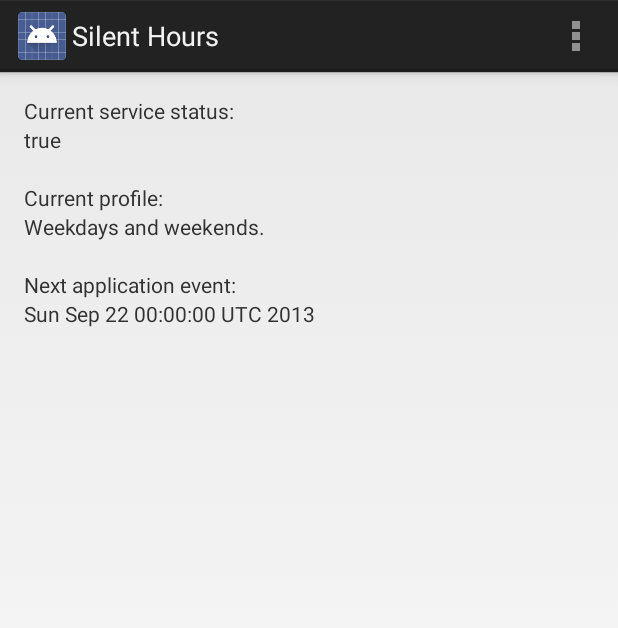
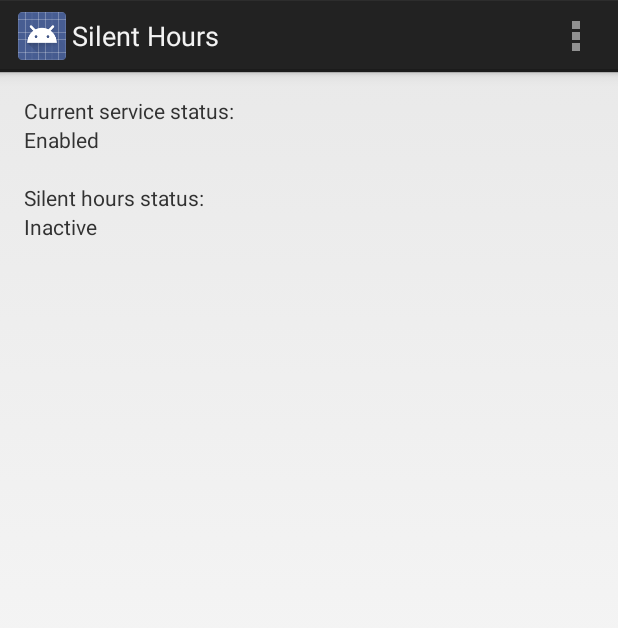
Before and after one commit to josteink/silenthours, an Android app: the screen it shows after launch (MainActivity), on a phone screen of 412 x 824 dp. Shown: the top 628 px of the screen. Run offline under Robolectric (Android 15) with nearby library versions, the phone set to English and light mode, and no system bars.

Commit message:
Fix UI errors. Correctly determine SilentHours status.

```diff
--- a/SilentHours/src/main/java/net/kjonigsen/silenthours/ApplicationStatus.java
+++ b/SilentHours/src/main/java/net/kjonigsen/silenthours/ApplicationStatus.java
@@ -8,21 +8,5 @@ import java.util.Date;
 public class ApplicationStatus {
 
     public boolean ServiceEnabled;
-    public int CurrentProfile;
-    public Date NextApplicationEvent;
-
-    public String getCurrentProfileName()
-    {
-        switch (CurrentProfile)
-        {
-            case ApplicationPreferences.OM_AllDaysWeekdays:
-                return "All days weekdays.";
-
-            case ApplicationPreferences.OM_AllDaysWeekends:
-                return "All days weekends.";
-
-            default:
-                return "Weekdays and weekends.";
-        }
-    }
+    public boolean SilentHoursEnabled;
 }
--- a/SilentHours/src/main/java/net/kjonigsen/silenthours/ApplicationStatusProvider.java
+++ b/SilentHours/src/main/java/net/kjonigsen/silenthours/ApplicationStatusProvider.java
@@ -19,65 +19,39 @@ public class ApplicationStatusProvider {
     {
         ApplicationPreferences prefs = ApplicationPreferencesProvider.getPreferencesFor(context);
 
-        Date nextDate = getNextApplicationEventDateFor(prefs);
+        boolean silentHoursEnabled = getEnabledStateFor(prefs);
 
         ApplicationStatus result = new ApplicationStatus();
         result.ServiceEnabled = prefs.ServiceEnabled;
-        result.NextApplicationEvent = nextDate;
+        result.SilentHoursEnabled = silentHoursEnabled;
 
         return result;
     }
 
-    private static Date getNextApplicationEventDateFor(ApplicationPreferences prefs)
+    private static boolean getEnabledStateFor(ApplicationPreferences prefs)
     {
         switch (prefs.OperationMode)
         {
             case ApplicationPreferences.OM_AllDaysWeekdays:
-                return getNextApplicationEventDateForWeekday(prefs);
+                return getEnabledStateForWeekday(prefs);
 
             case ApplicationPreferences.OM_AllDaysWeekends:
-                return getNextApplicationEventDateForWeekend(prefs);
+                return getEnabledStateForWeekend(prefs);
 
             default:
-                return getNextApplicationEventDateForCurrent(prefs);
+                return getEnabledStateForCurrent(prefs);
         }
     }
 
-    private static Date getNextApplicationEventDateForCurrent(ApplicationPreferences prefs)
+    private static boolean getEnabledStateForCurrent(ApplicationPreferences prefs)
     {
         if (isWeekday())
         {
-            return getNextApplicationEventDateForWeekday(prefs);
+            return getEnabledStateForWeekday(prefs);
         }
         else
         {
-            return getNextApplicationEventDateForWeekend(prefs);
-        }
-    }
-
-    private static Date getNextApplicationEventDateForWeekday(ApplicationPreferences prefs)
-    {
-        return getNextApplicationEventDateFor(prefs.WeekdayStartTime, prefs.WeekdayStopTime);
-    }
-
-    private static Date getNextApplicationEventDateForWeekend(ApplicationPreferences prefs)
-    {
-        return getNextApplicationEventDateFor(prefs.WeekendStartTime, prefs.WeekendStopTime);
-    }
-
-    private static Date getNextApplicationEventDateFor(Date start, Date end)
-    {
-        // identify which of these are in the future.
-
-        Date now = new Date();
-
-        if (now.getTime() > start.getTime())
-        {
-            return end;
-        }
-        else
-        {
-            return start;
+            return getEnabledStateForWeekend(prefs);
         }
     }
 
@@ -88,4 +62,59 @@ public class ApplicationStatusProvider {
 
         return (dayOfWeek > 0) && (dayOfWeek < 6);
     }
+
+    private static boolean getEnabledStateForWeekday(ApplicationPreferences prefs)
+    {
+        return getEnabledStateFor(prefs.WeekdayStartTime, prefs.WeekdayStopTime);
+    }
+
+    private static boolean getEnabledStateForWeekend(ApplicationPreferences prefs)
+    {
+        return getEnabledStateFor(prefs.WeekendStartTime, prefs.WeekendStopTime);
+    }
+
+    private static boolean getEnabledStateFor(Date start, Date end)
+    {
+        if (start.getTime() > end.getTime())
+        {
+            return getEnabledStateForOvernight(start, end);
+        }
+        else
+        {
+            return getEnabledStateForSameDay(start, end);
+        }
+    }
+
+    private static boolean getEnabledStateForOvernight(Date start, Date end)
+    {
+        Date now = new Date();
+        Date preMidnight = new Date();
+        preMidnight.setHours(23);
+        preMidnight.setMinutes(59);
+        preMidnight.setSeconds(59);
+
+        Date midnight = new Date();
+        midnight.setHours(0);
+        midnight.setMinutes(0);
+        midnight.setSeconds(0);
+
+        boolean enabledDay1 =
+                (now.getTime() > start.getTime()
+                && now.getTime() < preMidnight.getTime());
+
+        boolean enabledDay2 =
+                (now.getTime() > midnight.getTime()
+                && now.getTime() < end.getTime());
+
+        return enabledDay1 || enabledDay2;
+
+    }
+
+    private static boolean getEnabledStateForSameDay(Date start, Date end)
+    {
+        Date now = new Date();
+
+        return (now.getTime() > start.getTime()
+            && now.getTime() < end.getTime());
+    }
 }
--- a/SilentHours/src/main/java/net/kjonigsen/silenthours/MainActivity.java
+++ b/SilentHours/src/main/java/net/kjonigsen/silenthours/MainActivity.java
@@ -30,9 +30,20 @@ public class MainActivity extends Activity {
 
     private void updateFromStatus(ApplicationStatus status)
     {
-        setText(R.id.text_service_status, new Boolean(status.ServiceEnabled).toString());
-        setText(R.id.text_profile_status, status.getCurrentProfileName());
-        setText(R.id.text_application_event, status.NextApplicationEvent.toString());
+        setText(R.id.text_service_status, getEnabled(status.ServiceEnabled));
+        setText(R.id.text_silent_status, getEnabled(status.SilentHoursEnabled));
+    }
+
+    private String getEnabled(boolean enabled)
+    {
+        if (enabled)
+        {
+            return "Enabled";
+        }
+        else
+        {
+            return "Inactive";
+        }
     }
 
     private void setText(int control, String value)
--- a/SilentHours/src/main/res/layout/activity_main.xml
+++ b/SilentHours/src/main/res/layout/activity_main.xml
@@ -32,30 +32,13 @@
         <TextView
             android:layout_width="wrap_content"
             android:layout_height="wrap_content"
-            android:text="Current profile:" />
+            android:text="Silent hours status:" />
 
         <TextView
-            android:id="@+id/text_profile_status"
+            android:id="@+id/text_silent_status"
             android:layout_width="wrap_content"
             android:layout_height="wrap_content"
             android:text="--set in code--" />
-
-        <TextView
-            android:layout_width="wrap_content"
-            android:layout_height="wrap_content"
-            android:text="" />
-
-        <TextView
-            android:layout_width="wrap_content"
-            android:layout_height="wrap_content"
-            android:text="Next application event:" />
-
-        <TextView
-            android:id="@+id/text_application_event"
-            android:layout_width="wrap_content"
-            android:layout_height="wrap_content"
-            android:text="--set in code--" />
-
     </LinearLayout>
 
 </RelativeLayout>
--- a/SilentHours/src/main/res/xml/pref_weekdays.xml
+++ b/SilentHours/src/main/res/xml/pref_weekdays.xml
@@ -22,7 +22,7 @@
 
     <ListPreference
         android:key="weekdays_hours_stop"
-        android:title="@string/pref_title_hour_start"
+        android:title="@string/pref_title_hour_stop"
         android:defaultValue="7"
         android:entries="@array/pref_hours_titles"
         android:entryValues="@array/pref_hours_values"
--- a/SilentHours/src/main/res/xml/pref_weekends.xml
+++ b/SilentHours/src/main/res/xml/pref_weekends.xml
@@ -13,7 +13,7 @@
 
     <ListPreference
         android:key="weekends_minutes_start"
-        android:title="@string/pref_title_hour_stop"
+        android:title="@string/pref_title_minutes_start"
         android:defaultValue="0"
         android:entries="@array/pref_minutes_titles"
         android:entryValues="@array/pref_minutes_values"
@@ -22,7 +22,7 @@
 
     <ListPreference
         android:key="weekends_hours_stop"
-        android:title="@string/pref_title_hour_start"
+        android:title="@string/pref_title_hour_stop"
         android:defaultValue="10"
         android:entries="@array/pref_hours_titles"
         android:entryValues="@array/pref_hours_values"
@@ -31,7 +31,7 @@
 
     <ListPreference
         android:key="weekends_minutes_stop"
-        android:title="@string/pref_title_hour_stop"
+        android:title="@string/pref_title_minutes_stop"
         android:defaultValue="0"
         android:entries="@array/pref_minutes_titles"
         android:entryValues="@array/pref_minutes_values"
```
